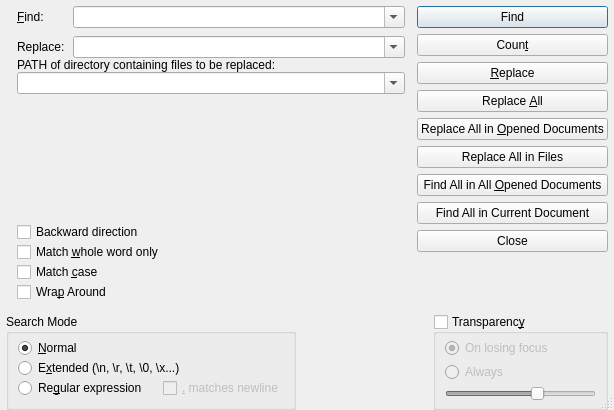
Old version of the form src/NotepadNext/dialogs/FindReplaceDialog.ui in the repository dail8859/NotepadNext.
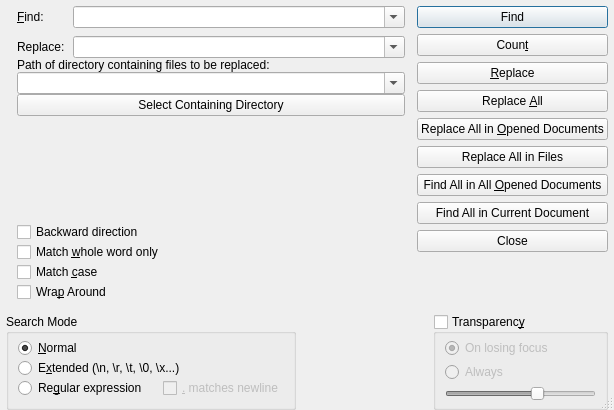
New version of the form.

Commit message: Add button to select directory

Patch:
```diff
--- a/src/NotepadNext/dialogs/FindReplaceDialog.ui
+++ b/src/NotepadNext/dialogs/FindReplaceDialog.ui
@@ -335,7 +335,7 @@
       </layout>
      </item>
      <item row="2" column="0">
-      <layout class="QVBoxLayout" name="verticalLayout_5" stretch="0,0,0,0,0">
+      <layout class="QVBoxLayout" name="verticalLayout_5" stretch="0,0,0,0,0,0">
        <property name="leftMargin">
         <number>11</number>
        </property>
@@ -428,7 +428,7 @@
        <item>
         <widget class="QLabel" name="labelReplaceinFiles">
          <property name="text">
-          <string>PATH of directory containing files to be replaced:</string>
+          <string>Path of directory containing files to be replaced:</string>
          </property>
         </widget>
        </item>
@@ -439,6 +439,13 @@
          </property>
         </widget>
        </item>
+       <item>
+        <widget class="QPushButton" name="buttonFindInFilesSelector">
+         <property name="text">
+          <string>Select Containing Directory</string>
+         </property>
+        </widget>
+       </item>
        <item>
         <spacer name="verticalSpacer">
          <property name="orientation">
```
The commit also changes 1 other file.
